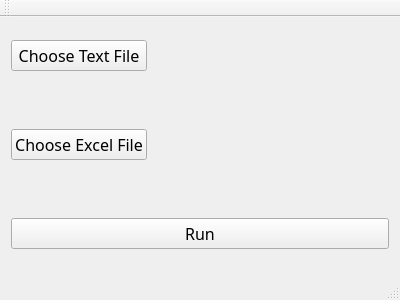
Qt form momrobot.ui (Preffer/MomRobot) before a commit.
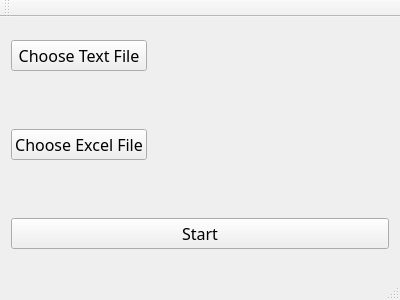
The same form after that commit.

What changed in the file:
```diff
--- a/momrobot.ui
+++ b/momrobot.ui
@@ -141,7 +141,7 @@
        </size>
       </property>
       <property name="text">
-       <string>Run</string>
+       <string>Start</string>
       </property>
      </widget>
     </item>
```
Left out of the diff: 2 changed lines with no effect on the pictures.
